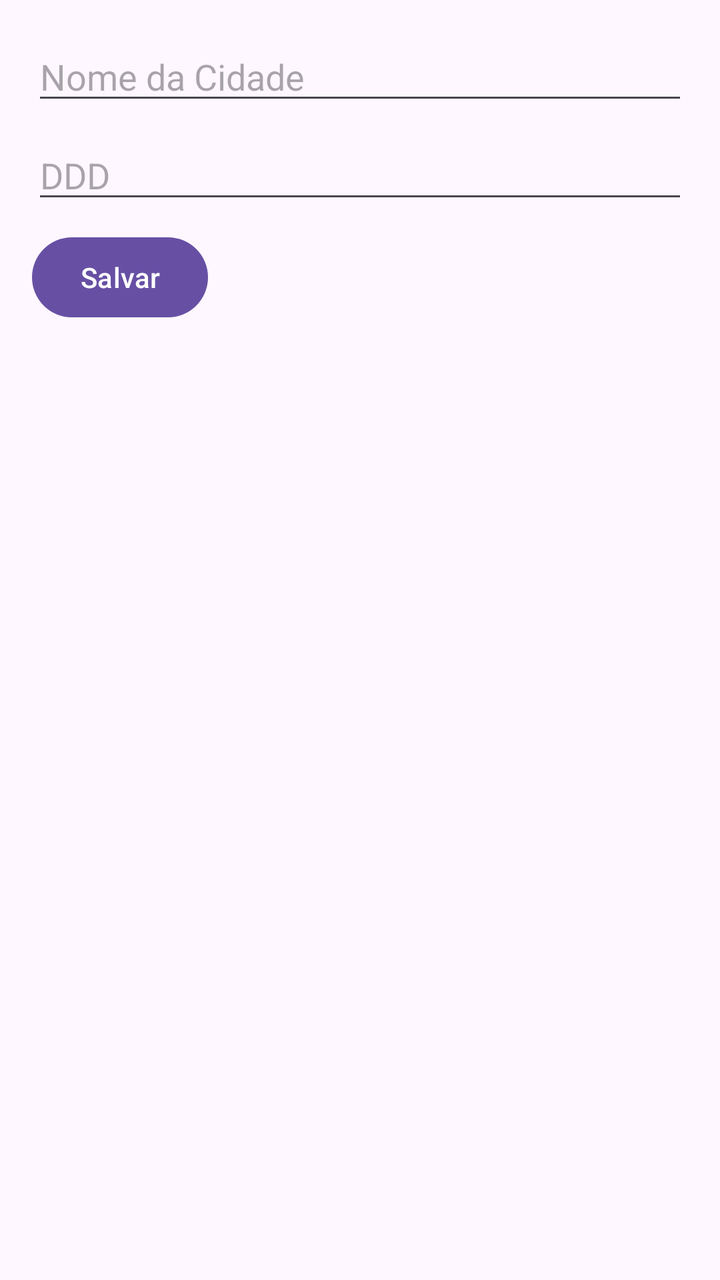
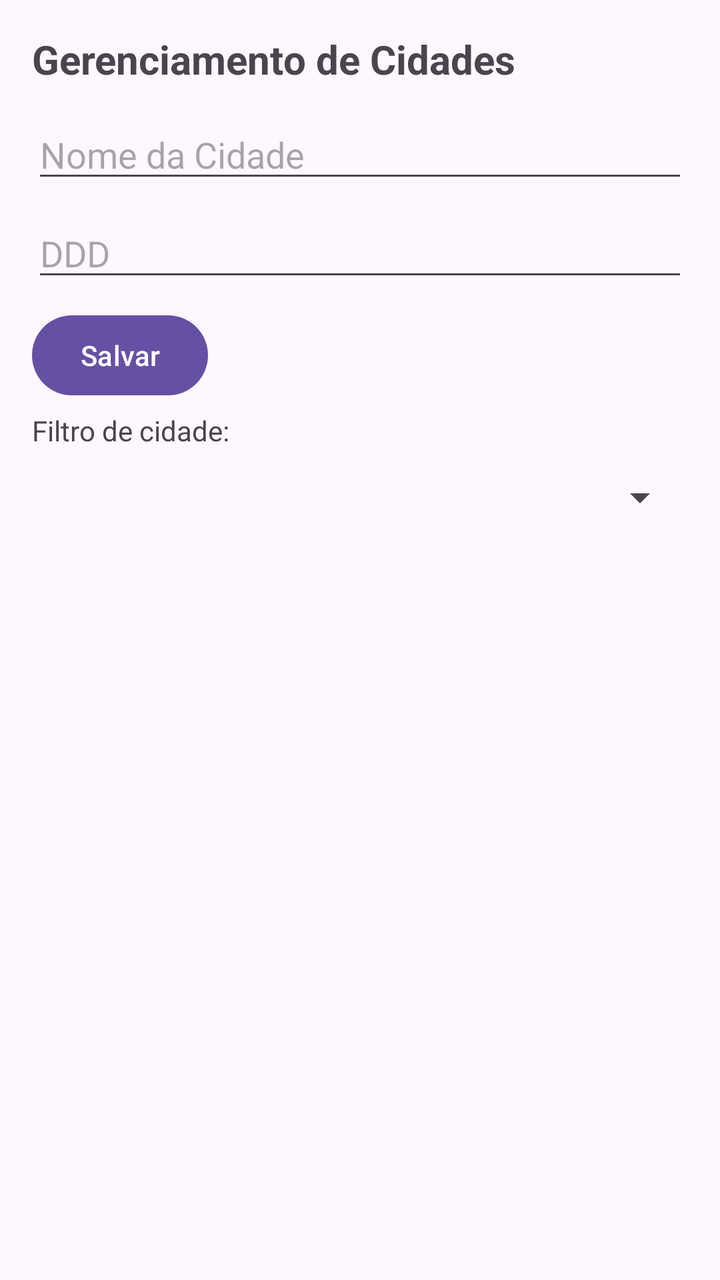

Before-and-after screenshots of an Android layout around one commit, followed by the original layout XML and the change that was made.
<!-- AndroidManifest.xml: application theme Theme.Atividade2 -->
<!-- res/layout/activity_cidades.xml -->
<?xml version="1.0" encoding="utf-8"?>
<LinearLayout xmlns:android="http://schemas.android.com/apk/res/android"
    android:id="@+id/main"
    android:layout_width="match_parent"
    android:layout_height="match_parent"
    android:orientation="vertical"
    android:padding="16dp">

    <EditText
        android:id="@+id/edNomeCidade"
        android:layout_width="match_parent"
        android:layout_height="wrap_content"
        android:hint="Nome da Cidade"
        android:inputType="text"
        android:layout_marginBottom="8dp"/>

    <EditText
        android:id="@+id/edDddCidade"
        android:layout_width="match_parent"
        android:layout_height="wrap_content"
        android:hint="DDD"
        android:inputType="number"
        android:layout_marginBottom="8dp"/>

    <LinearLayout
        android:layout_width="match_parent"
        android:layout_height="wrap_content"
        android:orientation="horizontal"
        android:layout_marginBottom="16dp">

        <Button
            android:id="@+id/btnSalvarCidade"
            android:layout_width="wrap_content"
            android:layout_height="wrap_content"
            android:text="Salvar"
            android:layout_marginEnd="8dp"/>

    </LinearLayout>

    <ListView
        android:id="@+id/lista_cidades"
        android:layout_width="match_parent"
        android:layout_height="match_parent"/>

</LinearLayout>
<!-- resources referenced by this layout -->
<resources>
  <style name="Theme.Atividade2" parent="Base.Theme.Atividade2" />
  <style name="Base.Theme.Atividade2" parent="Theme.Material3.DayNight.NoActionBar">
          
          
      </style>
</resources>

<!-- the commit's change to res/layout/activity_cidades.xml (unified diff, before → after) -->
@@ -5,6 +5,14 @@
     android:layout_height="match_parent"
     android:orientation="vertical"
     android:padding="16dp">
+
+    <TextView
+        android:layout_width="match_parent"
+        android:layout_height="wrap_content"
+        android:text="Gerenciamento de Cidades"
+        android:textSize="20sp"
+        android:textStyle="bold"
+        android:layout_marginBottom="12dp"/>
 
     <EditText
         android:id="@+id/edNomeCidade"
@@ -22,20 +30,27 @@
         android:inputType="number"
         android:layout_marginBottom="8dp"/>
 
-    <LinearLayout
+    <Button
+        android:id="@+id/btnSalvarCidade"
+        android:layout_width="wrap_content"
+        android:layout_height="wrap_content"
+        android:text="Salvar"
+        android:layout_marginEnd="8dp"/>
+
+    <TextView
         android:layout_width="match_parent"
         android:layout_height="wrap_content"
-        android:orientation="horizontal"
-        android:layout_marginBottom="16dp">
+        android:text="Filtro de cidade:"
+        android:textSize="14sp"
+        android:layout_marginBottom="4dp"
+        android:layout_marginTop="4dp"/>
 
-        <Button
-            android:id="@+id/btnSalvarCidade"
-            android:layout_width="wrap_content"
-            android:layout_height="wrap_content"
-            android:text="Salvar"
-            android:layout_marginEnd="8dp"/>
-
-    </LinearLayout>
+    <Spinner
+        android:id="@+id/spinnerCidade"
+        android:layout_width="match_parent"
+        android:layout_height="wrap_content"
+        android:layout_marginBottom="8dp"
+        android:layout_marginTop="8dp"/>
 
     <ListView
         android:id="@+id/lista_cidades"
